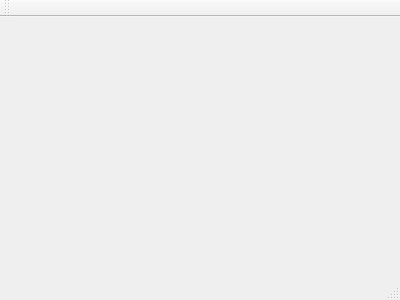
Above: dynamic-edge-detection/mainwindow.ui from mmaci/vutbr-fit-zpo-dynamicka-detekce-hran before the change. Below: the same form after it.
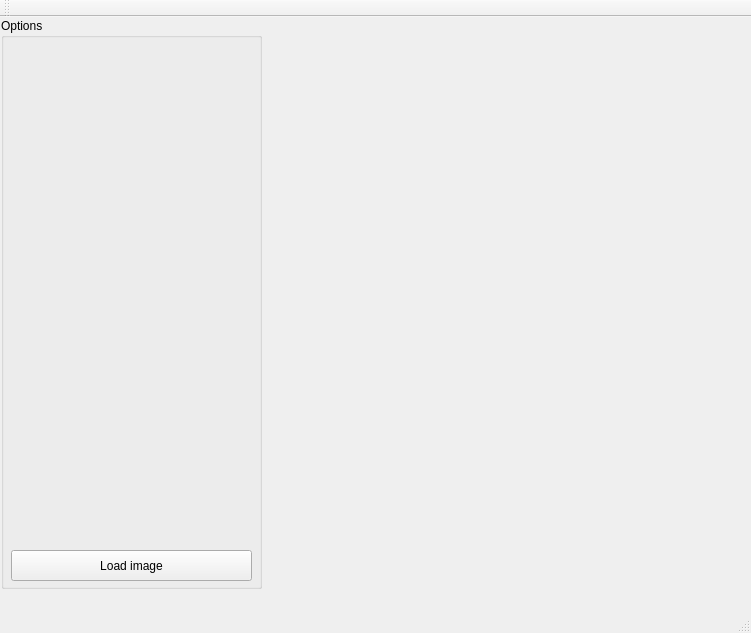
That is the form after the change.

Commit message: an image displays after loading

```diff
--- a/dynamic-edge-detection/mainwindow.ui
+++ b/dynamic-edge-detection/mainwindow.ui
@@ -1,24 +1,82 @@
 <ui version="4.0">
  <class>MainWindow</class>
- <widget class="QMainWindow" name="MainWindow" >
-  <property name="geometry" >
+ <widget class="QMainWindow" name="MainWindow">
+  <property name="geometry">
    <rect>
     <x>0</x>
     <y>0</y>
-    <width>400</width>
-    <height>300</height>
+    <width>751</width>
+    <height>633</height>
    </rect>
   </property>
   <property name="windowTitle" >
    <string>MainWindow</string>
   </property>
-  <widget class="QMenuBar" name="menuBar" />
-  <widget class="QToolBar" name="mainToolBar" />
-  <widget class="QWidget" name="centralWidget" />
-  <widget class="QStatusBar" name="statusBar" />
+  <widget class="QWidget" name="centralWidget">
+   <widget class="QGroupBox" name="groupBox">
+    <property name="geometry">
+     <rect>
+      <x>1</x>
+      <y>1</y>
+      <width>261</width>
+      <height>571</height>
+     </rect>
+    </property>
+    <property name="title">
+     <string>Options</string>
+    </property>
+    <widget class="QPushButton" name="pushButton">
+     <property name="geometry">
+      <rect>
+       <x>10</x>
+       <y>532</y>
+       <width>241</width>
+       <height>31</height>
+      </rect>
+     </property>
+     <property name="text">
+      <string>Load image</string>
+     </property>
+    </widget>
+   </widget>
+   <widget class="QLabel" name="displayArea">
+    <property name="geometry">
+     <rect>
+      <x>270</x>
+      <y>10</y>
+      <width>471</width>
+      <height>561</height>
+     </rect>
+    </property>
+    <property name="text">
+     <string/>
+    </property>
+   </widget>
+   <zorder>gridLayoutWidget</zorder>
+   <zorder>displayArea</zorder>
+   <zorder>displayArea</zorder>
+  </widget>
+  <widget class="QMenuBar" name="menuBar">
+   <property name="geometry">
+    <rect>
+     <x>0</x>
+     <y>0</y>
+     <width>751</width>
+     <height>21</height>
+    </rect>
+   </property>
+  </widget>
+  <widget class="QToolBar" name="mainToolBar">
+   <attribute name="toolBarArea">
+    <enum>TopToolBarArea</enum>
+   </attribute>
+   <attribute name="toolBarBreak">
+    <bool>false</bool>
+   </attribute>
+  </widget>
+  <widget class="QStatusBar" name="statusBar"/>
  </widget>
- <layoutDefault spacing="6" margin="11" />
- <pixmapfunction></pixmapfunction>
+ <layoutdefault spacing="6" margin="11"/>
  <resources/>
  <connections/>
 </ui>
```
Left out of the diff: 3 changed lines with no effect on the pictures. The commit also changes 2 other files.
